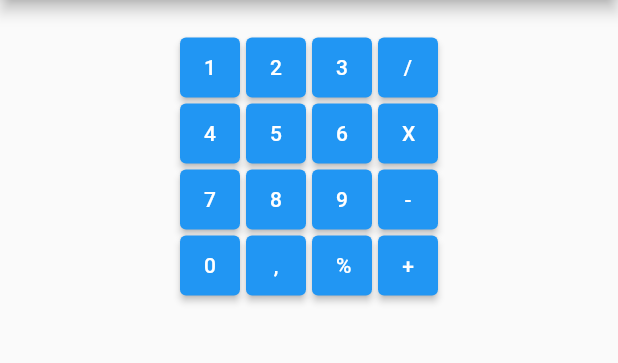
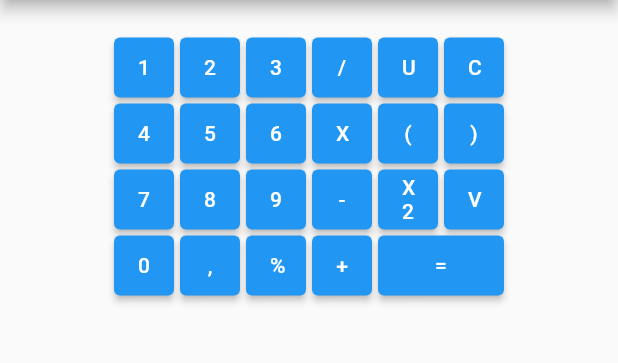
Before and after one commit to mohammadzarkasi/flutter-kalkulator, a Flutter app: the screen it shows after launch, on a phone screen of 412 x 824 dp, the part 84-447 px from its top. Run offline on Flutter 3.47's test engine with Material 2 defaults, Android fonts, the light colour scheme and no system bars.

Commit message:
lengkapi tombol tombol -> sama dengan, kurung buka, kurung tutup. pangkat, akar

```diff
--- a/lib/main_screen.dart
+++ b/lib/main_screen.dart
@@ -54,6 +54,8 @@ class _MainScreenState extends State<MainScreen> {
                     renderBtnAngka(2),
                     renderBtnAngka(3),
                     renderBtnOperator("/"),
+                    renderBtnAction("U"),
+                    renderBtnAction("C"),
                   ],
                 ),
                 Row(
@@ -63,6 +65,8 @@ class _MainScreenState extends State<MainScreen> {
                     renderBtnAngka(5),
                     renderBtnAngka(6),
                     renderBtnOperator("X"),
+                    renderBtnOperator2("("),
+                    renderBtnOperator2(")"),
                   ],
                 ),
                 Row(
@@ -72,6 +76,8 @@ class _MainScreenState extends State<MainScreen> {
                     renderBtnAngka(8),
                     renderBtnAngka(9),
                     renderBtnOperator("-"),
+                    renderBtnAction("X2"),
+                    renderBtnAction("V"),
                   ],
                 ),
                 Row(
@@ -81,6 +87,7 @@ class _MainScreenState extends State<MainScreen> {
                     renderBtnKoma(),
                     renderPersen(),
                     renderBtnOperator("+"),
+                    renderBtnAction("=", width: 84),
                   ],
                 ),
               ],
@@ -113,9 +120,11 @@ class _MainScreenState extends State<MainScreen> {
     );
   }
 
-  Widget genericButtonContainer({child: Widget}) {
+  Widget genericButtonContainer({child: Widget, double width = 40}) {
+    print("generic button with width: $width");
+    // print(width);
     return Container(
-      width: 40,
+      width: width,
       height: 40,
       margin: EdgeInsets.symmetric(horizontal: 2, vertical: 2),
       child: child,
@@ -141,4 +150,23 @@ class _MainScreenState extends State<MainScreen> {
       ),
     );
   }
+
+  Widget renderBtnOperator2(String opr) {
+    return genericButtonContainer(
+      child: ElevatedButton(
+        onPressed: () {},
+        child: Text(opr),
+      ),
+    );
+  }
+
+  Widget renderBtnAction(String s, {double width = 40}) {
+    return genericButtonContainer(
+      child: ElevatedButton(
+        onPressed: () {},
+        child: Text(s),
+      ),
+      width: width,
+    );
+  }
 }
```
